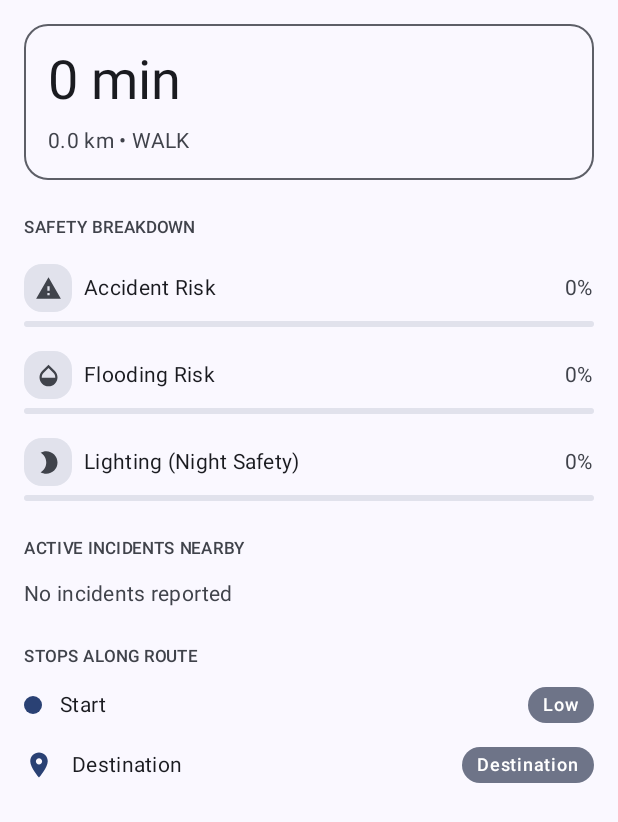
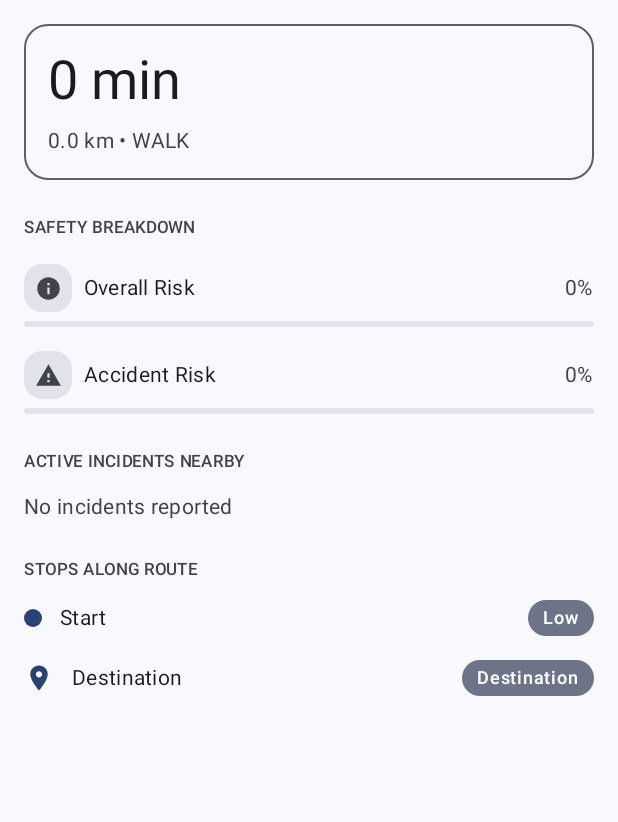
Before and after one commit to jolene-jebet/MOS, an Android app built with Jetpack Compose: the composable RouteDetailContent shown on its own in the app's theme, on a phone screen of 412 x 824 dp. Shown: the top 822 px of the screen. Run offline under Robolectric (Android 15) with nearby library versions, the phone set to English and light mode, and no system bars.

Commit message:
hide flooding and lighting

```diff
--- a/app/src/main/java/com/example/mos/screens/routedetail/RouteDetailScreen.kt
+++ b/app/src/main/java/com/example/mos/screens/routedetail/RouteDetailScreen.kt
@@ -18,8 +18,7 @@ import androidx.compose.foundation.shape.CircleShape
 import androidx.compose.foundation.shape.RoundedCornerShape
 import androidx.compose.material.icons.Icons
 import androidx.compose.material.icons.filled.ArrowBack
-import androidx.compose.material.icons.filled.Brightness2
-import androidx.compose.material.icons.filled.Opacity
+import androidx.compose.material.icons.filled.Info
 import androidx.compose.material.icons.filled.Place
 import androidx.compose.material.icons.filled.Warning
 import androidx.compose.material3.Card
@@ -151,9 +150,8 @@ private fun SafetyBreakdownSection(risk: Risk) {
         // A's RiskBar (ui/Components.kt) — currently an empty TODO, renders nothing yet.
         RiskBar(risk = risk)
         Column(verticalArrangement = Arrangement.spacedBy(16.dp)) {
+            RiskFactorRow(icon = Icons.Default.Info, label = "Overall Risk", value = risk.overall)
             RiskFactorRow(icon = Icons.Default.Warning, label = "Accident Risk", value = risk.accident)
-            RiskFactorRow(icon = Icons.Default.Opacity, label = "Flooding Risk", value = risk.flooding)
-            RiskFactorRow(icon = Icons.Default.Brightness2, label = "Lighting (Night Safety)", value = risk.lighting)
         }
     }
 }
```
Also changed, not shown: 3 other files.
